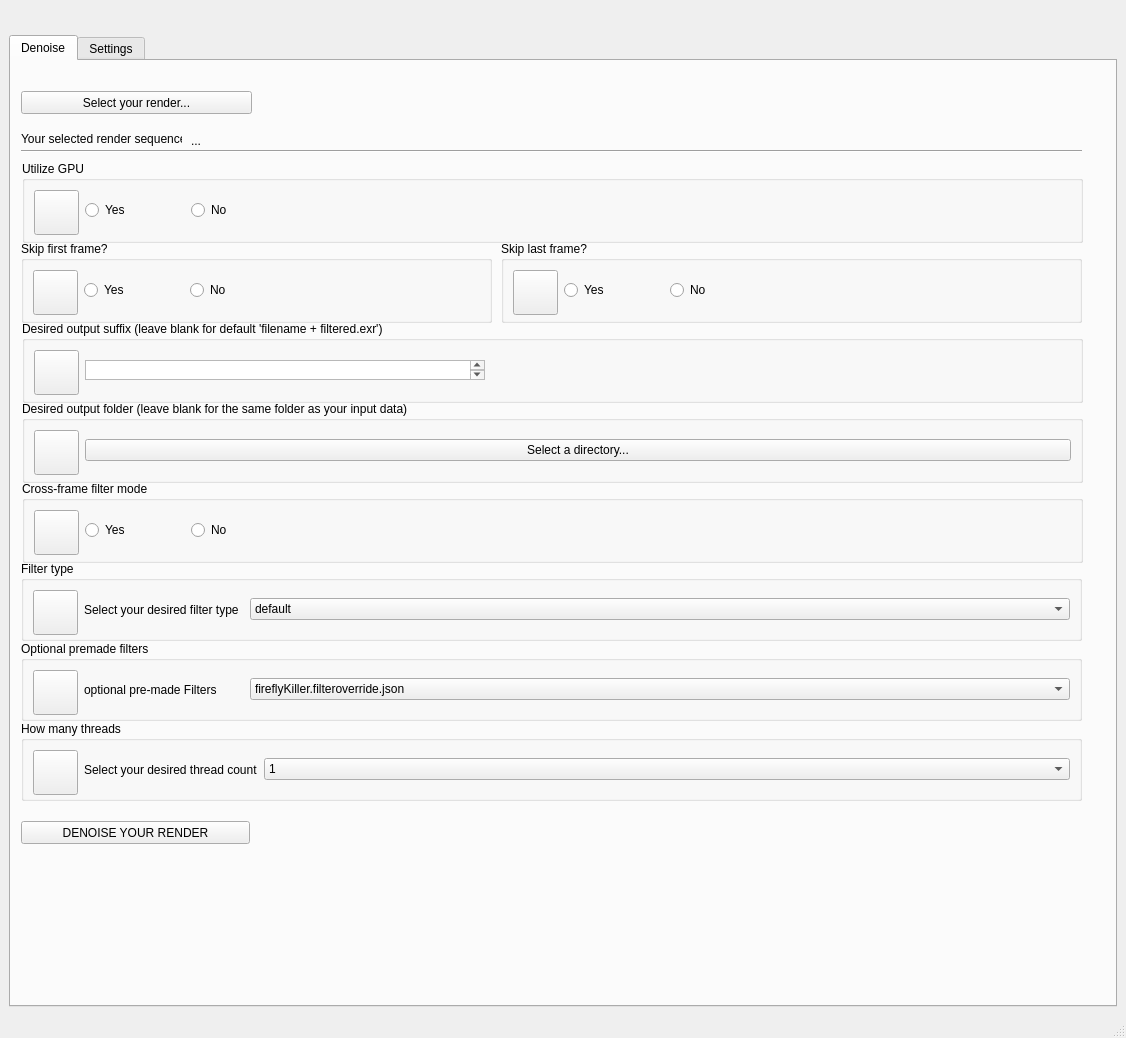
Qt form DC-VFX_renderman_denoiser_v01.ui (NetinhoDaCosta/DC_Renderman_Denoiser_v0.1) before a commit.
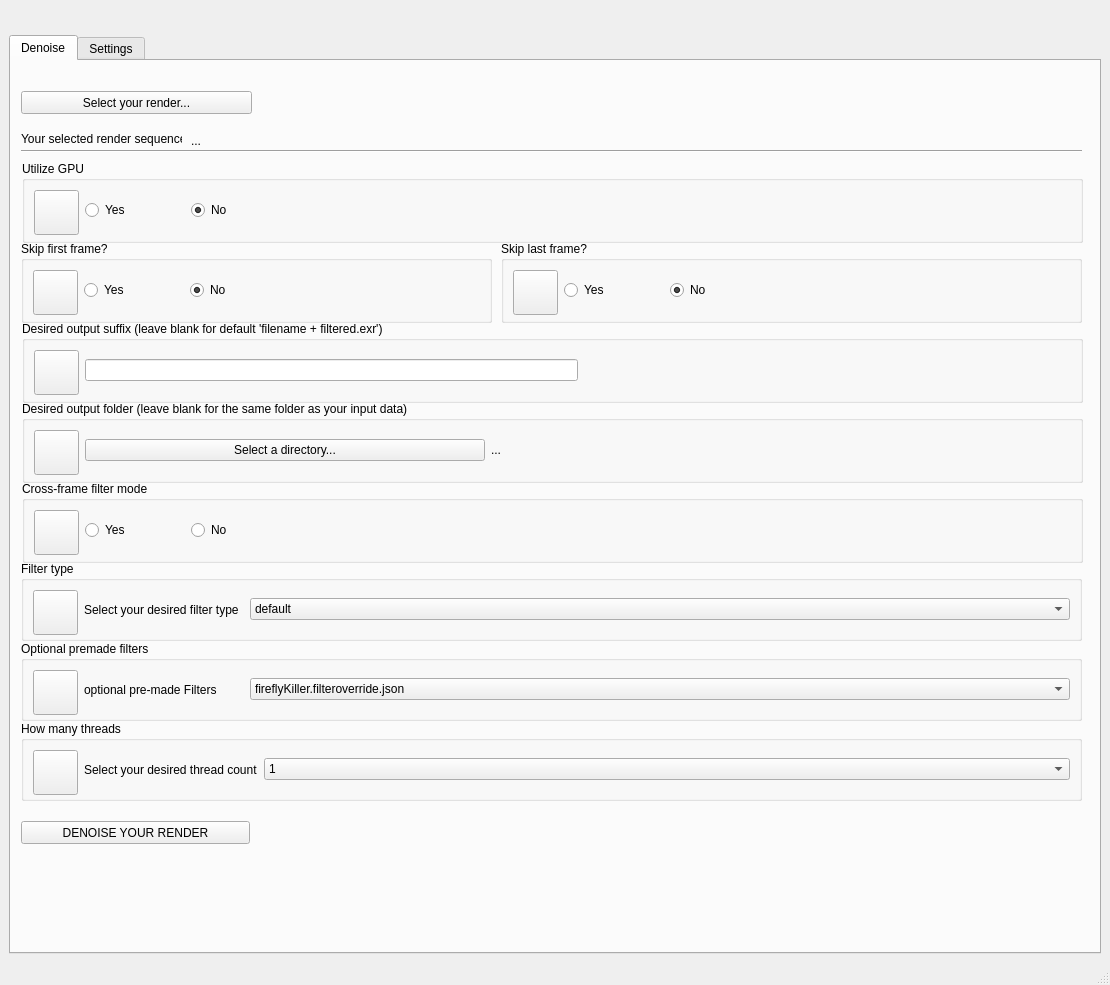
The same form after that commit. Icons and pictures are not drawn.

```diff
--- a/DC-VFX_renderman_denoiser_v01.ui
+++ b/DC-VFX_renderman_denoiser_v01.ui
@@ -6,8 +6,8 @@
    <rect>
     <x>0</x>
     <y>0</y>
-    <width>1126</width>
-    <height>1038</height>
+    <width>1110</width>
+    <height>985</height>
    </rect>
   </property>
   <property name="windowTitle">
@@ -248,6 +248,9 @@
                  <property name="text">
                   <string>No</string>
                  </property>
+                 <property name="checked">
+                  <bool>true</bool>
+                 </property>
                 </widget>
                </item>
               </layout>
@@ -335,6 +338,9 @@
                  <property name="text">
                   <string>No</string>
                  </property>
+                 <property name="checked">
+                  <bool>true</bool>
+                 </property>
                 </widget>
                </item>
               </layout>
@@ -422,6 +428,9 @@
                  <property name="text">
                   <string>No</string>
                  </property>
+                 <property name="checked">
+                  <bool>true</bool>
+                 </property>
                 </widget>
                </item>
               </layout>
@@ -492,20 +501,7 @@
                 </widget>
                </item>
                <item>
-                <widget class="QTextEdit" name="textEdit">
-                 <property name="sizePolicy">
-                  <sizepolicy hsizetype="Expanding" vsizetype="Fixed">
-                   <horstretch>0</horstretch>
-                   <verstretch>0</verstretch>
-                  </sizepolicy>
-                 </property>
-                 <property name="maximumSize">
-                  <size>
-                   <width>400</width>
-                   <height>20</height>
-                  </size>
-                 </property>
-                </widget>
+                <widget class="QLineEdit" name="textEdit_suffix"/>
                </item>
                <item>
                 <spacer name="horizontalSpacer_2">
@@ -588,12 +584,31 @@
                 </widget>
                </item>
                <item>
-                <widget class="QPushButton" name="pushButton_5">
+                <widget class="QPushButton" name="selectDirectory_btn">
+                 <property name="maximumSize">
+                  <size>
+                   <width>400</width>
+                   <height>16777215</height>
+                  </size>
+                 </property>
                  <property name="text">
                   <string>Select a directory...</string>
                  </property>
                 </widget>
                </item>
+               <item>
+                <widget class="QLabel" name="custom_folder_label">
+                 <property name="sizePolicy">
+                  <sizepolicy hsizetype="Preferred" vsizetype="Fixed">
+                   <horstretch>0</horstretch>
+                   <verstretch>0</verstretch>
+                  </sizepolicy>
+                 </property>
+                 <property name="text">
+                  <string>...</string>
+                 </property>
+                </widget>
+               </item>
               </layout>
              </item>
             </layout>
```
Left out of the diff: 84 changed lines with no effect on the pictures.
